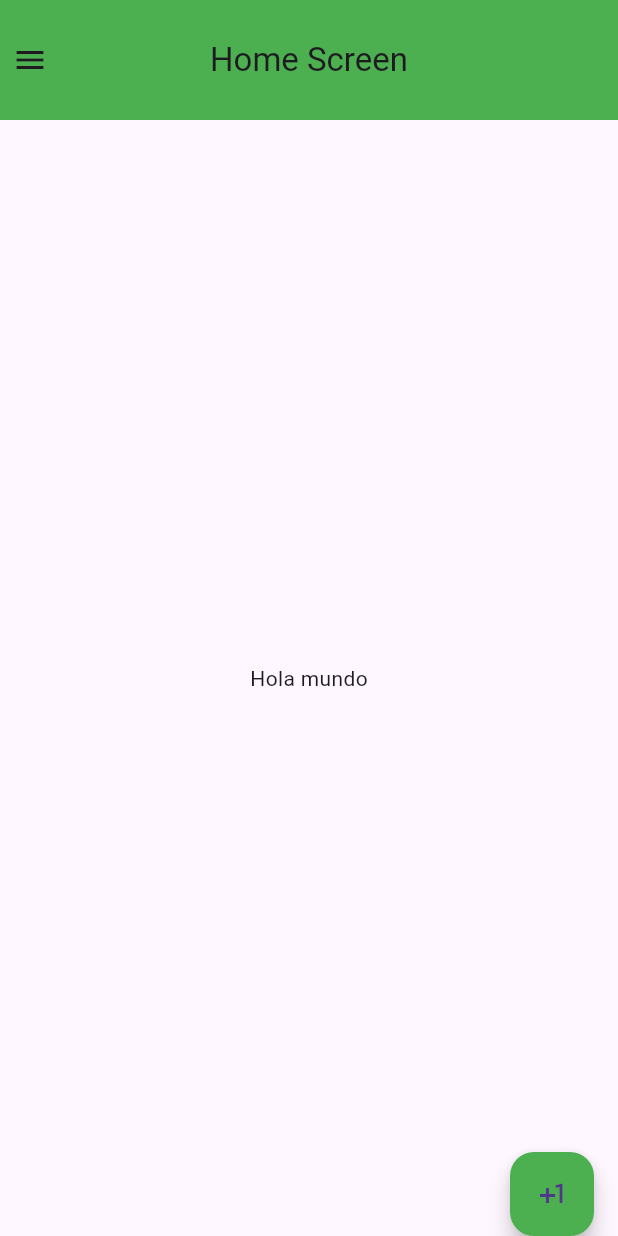
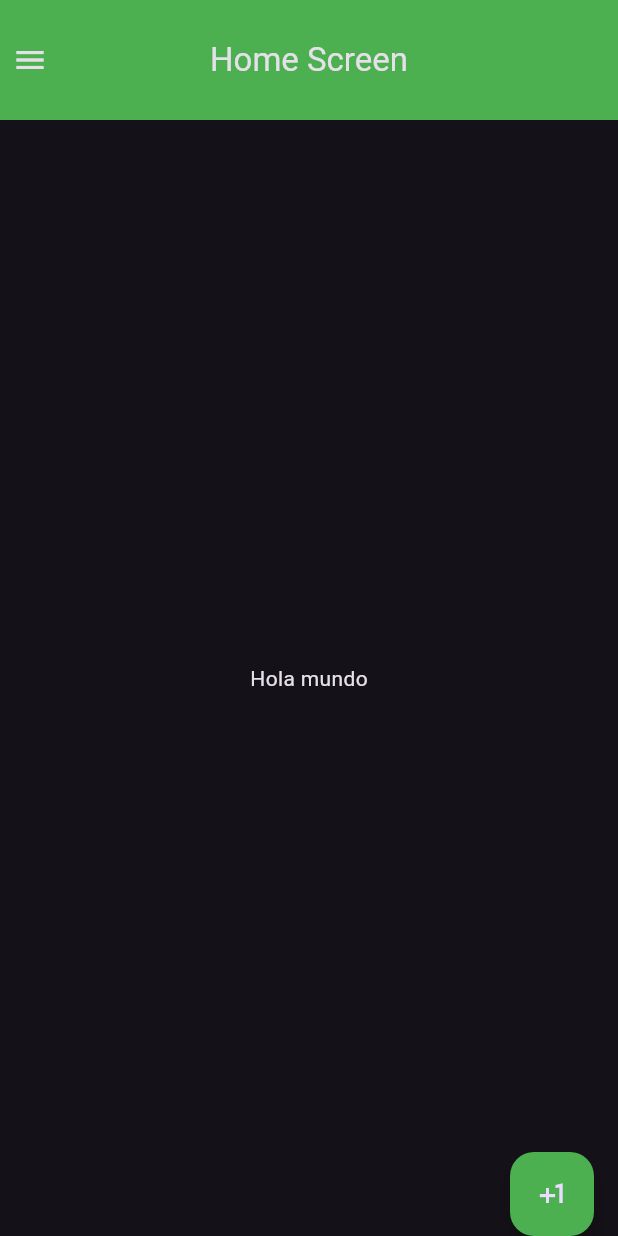
Before and after one commit to Victoria-2/flutter_guide_2024, a Flutter app: the screen it shows after launch, on a phone screen of 412 x 824 dp. Run offline on Flutter 3.47's test engine with Material 3 defaults, Android fonts, the phone set to English and light mode, and no system bars.

Commit message:
Dark Mode

```diff
--- a/lib/main.dart
+++ b/lib/main.dart
@@ -1,5 +1,4 @@
 import 'package:flutter/material.dart';
-import 'package:flutter_guide_2024/screens/material_screen.dart';
 import 'package:flutter_guide_2024/screens/screens.dart';
 
 void main() {
@@ -14,6 +13,8 @@ class MyApp extends StatelessWidget {
     return MaterialApp(
         debugShowCheckedModeBanner: false,
         initialRoute: 'home',
+        theme: ThemeData.dark()
+            .copyWith(appBarTheme: AppBarTheme(color: Colors.amber)),
         routes: {
           'home': (context) => const HomeScreen(),
           'design': (context) => const DesignScreen(),
--- a/lib/screens/screens.dart
+++ b/lib/screens/screens.dart
@@ -1,3 +1,5 @@
+export 'package:flutter_guide_2024/screens/material_screen.dart';
+
 export 'package:flutter_guide_2024/screens/infinite_scroll_screen.dart';
 
 export 'package:flutter_guide_2024/screens/alert_screen.dart';
```
